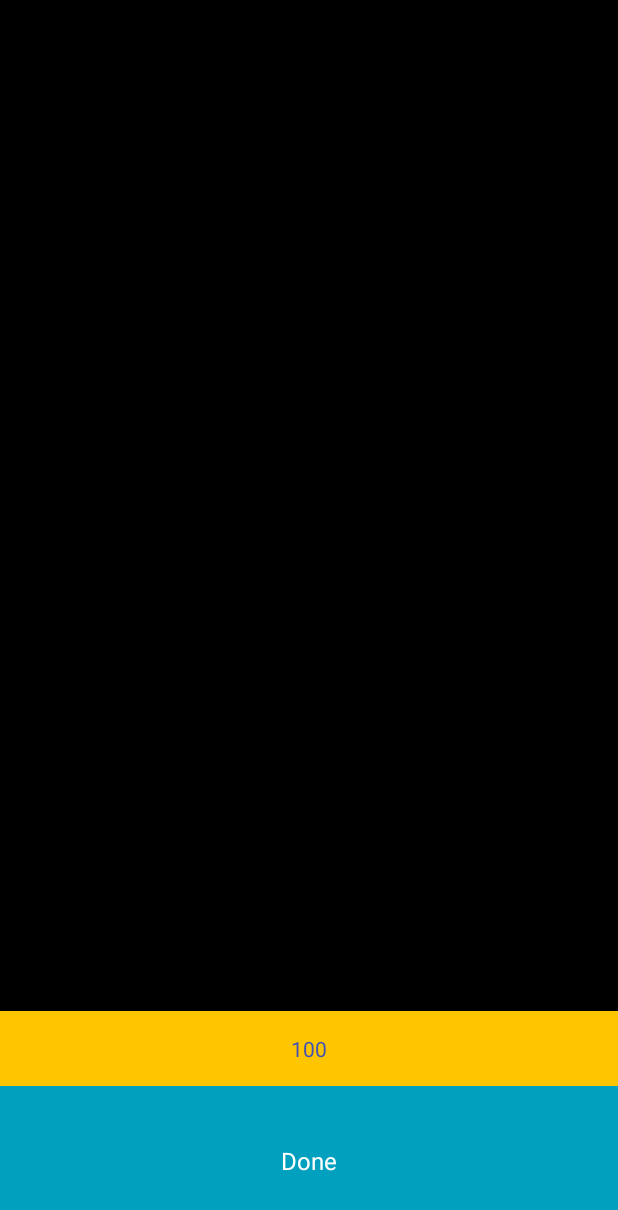
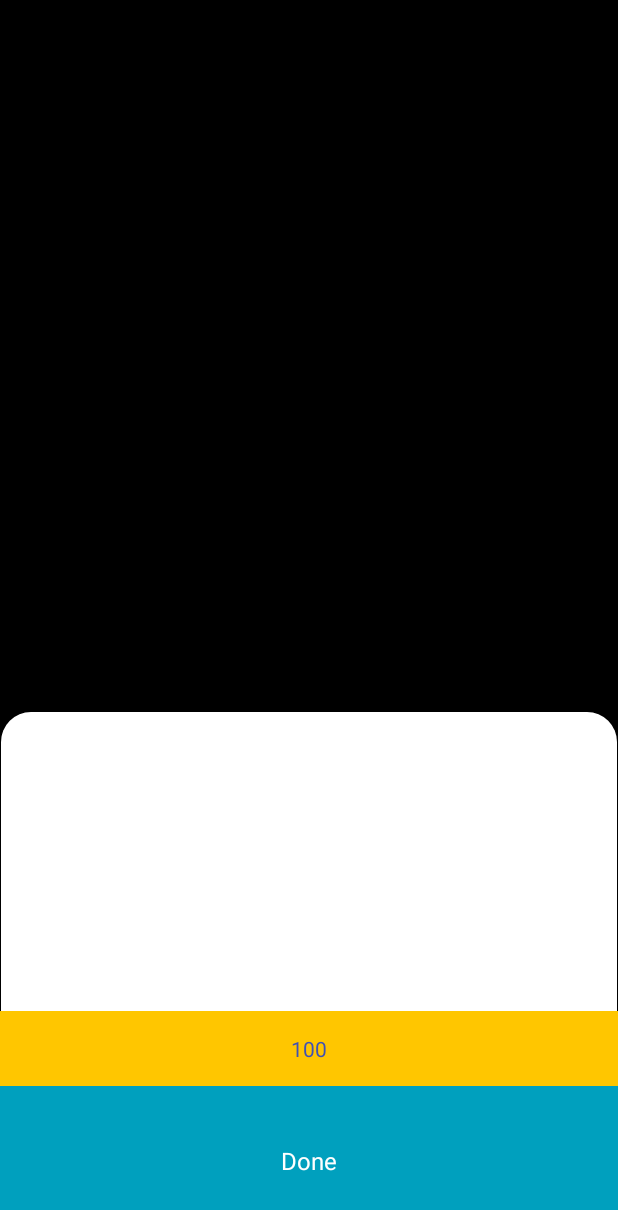
Before and after one commit to Denis10/bottom_sheet, an Android app: the BottomActivity screen opened directly, with no data from a screen before it, on a phone screen of 412 x 824 dp. Shown: the top 1210 px of the screen. Run offline under Robolectric (Android 15) with nearby library versions, the phone set to English and light mode, and no system bars.

Commit message:
Add bottom dialog

```diff
--- a/app/src/main/AndroidManifest.xml
+++ b/app/src/main/AndroidManifest.xml
@@ -29,10 +29,6 @@
             android:label="@string/title_activity_bottom"
             android:excludeFromRecents="true"
             android:theme="@style/Theme.Transparent" />
-
-        <service
-            android:name=".MyIntentService"
-            android:exported="false"/>
     </application>
 
 </manifest>
--- a/app/src/main/java/com/example/denisvodolazskiy/testbottomscreen/BottomActivity.java
+++ /dev/null
@@ -1,34 +0,0 @@
-package com.example.denisvodolazskiy.testbottomscreen;
-
-import android.os.Bundle;
-import android.view.MotionEvent;
-import android.view.View;
-import android.view.ViewGroup;
-
-import androidx.appcompat.app.AppCompatActivity;
-
-public class BottomActivity extends AppCompatActivity {
-
-    @Override
-    protected void onCreate(Bundle savedInstanceState) {
-        super.onCreate(savedInstanceState);
-        setContentView(R.layout.content_bottom);
-
-        findViewById(R.id.btnDone).setOnClickListener(new View.OnClickListener() {
-            @Override
-            public void onClick(View v) {
-                BottomActivity.this.finish();
-            }
-        });
-
-        findViewById(R.id.rlBackGround).setOnTouchListener(new View.OnTouchListener() {
-            @Override
-            public boolean onTouch(View v, MotionEvent event) {
-                BottomActivity.this.finish();
-                return false;
-            }
-        });
-
-        getWindow().setLayout(ViewGroup.LayoutParams.MATCH_PARENT, ViewGroup.LayoutParams.WRAP_CONTENT);
-    }
-}
--- /dev/null
+++ b/app/src/main/java/com/example/denisvodolazskiy/testbottomscreen/BottomActivity.kt
@@ -0,0 +1,32 @@
+package com.example.denisvodolazskiy.testbottomscreen
+
+import android.os.Bundle
+import android.view.Gravity
+import android.view.View
+import android.view.ViewGroup
+import androidx.appcompat.app.AppCompatActivity
+
+class BottomActivity : AppCompatActivity() {
+    override fun onCreate(savedInstanceState: Bundle?) {
+        super.onCreate(savedInstanceState)
+        overridePendingTransition(R.anim.bottom_dialog_anim_in, R.anim.bottom_dialog_anim_out)
+
+        setContentView(R.layout.content_bottom)
+        //optional
+        setFinishOnTouchOutside(true)
+
+        findViewById<View>(R.id.btnDone).setOnClickListener { finish() }
+
+        window.setLayout(ViewGroup.LayoutParams.MATCH_PARENT, ViewGroup.LayoutParams.WRAP_CONTENT)
+        val lp = window.attributes
+        lp.gravity = Gravity.BOTTOM
+        window.attributes = lp
+    }
+
+    override fun onPause() {
+        super.onPause()
+        if (isFinishing) {
+            overridePendingTransition(R.anim.bottom_dialog_anim_in, R.anim.bottom_dialog_anim_out)
+        }
+    }
+}
--- a/app/src/main/res/anim/anim_slide_in_bottom.xml
+++ b/app/src/main/res/anim/anim_slide_in_bottom.xml
@@ -3,12 +3,12 @@
     android:layout_width="wrap_content"
     android:layout_height="wrap_content">
     <translate
-        android:duration="1000"
+        android:duration="500"
         android:fromYDelta="100%"
         android:toYDelta="0%">
 
         <alpha
-            android:duration="1000"
+            android:duration="500"
             android:fromAlpha="0.0"
             android:toAlpha="1.0"/>
     </translate>
--- a/app/src/main/res/anim/anim_slide_out_bottom.xml
+++ b/app/src/main/res/anim/anim_slide_out_bottom.xml
@@ -3,11 +3,11 @@
     android:layout_width="wrap_content"
     android:layout_height="wrap_content">
     <translate
-        android:duration="1000"
+        android:duration="500"
         android:fromYDelta="0%"
         android:toYDelta="20%"/>
     <alpha
-        android:duration="1000"
+        android:duration="500"
         android:fromAlpha="1.0"
         android:toAlpha="0.0"/>
 
--- /dev/null
+++ b/app/src/main/res/anim/bottom_dialog_anim_in.xml
@@ -0,0 +1,14 @@
+<?xml version="1.0" encoding="utf-8"?>
+<set xmlns:android="http://schemas.android.com/apk/res/android">
+
+    <alpha
+        android:duration="200"
+        android:fromAlpha="0"
+        android:toAlpha="1"
+        />
+    <translate
+        android:fromYDelta="150%"
+        android:toYDelta="0"
+        android:duration="200"
+        />
+</set>
--- /dev/null
+++ b/app/src/main/res/anim/bottom_dialog_anim_out.xml
@@ -0,0 +1,13 @@
+<?xml version="1.0" encoding="utf-8"?>
+<set xmlns:android="http://schemas.android.com/apk/res/android">
+
+    <alpha
+        android:duration="200"
+        android:fromAlpha="1"
+        android:toAlpha="0" />
+
+    <translate
+        android:duration="200"
+        android:fromYDelta="0"
+        android:toYDelta="150%" />
+</set>
--- /dev/null
+++ b/app/src/main/res/drawable/top_rounded_dialog.xml
@@ -0,0 +1,9 @@
+<shape xmlns:android="http://schemas.android.com/apk/res/android">
+    <solid android:color="@android:color/white" />
+    <corners
+        android:topLeftRadius="20dp"
+        android:topRightRadius="20dp" />
+    <stroke
+        android:width="1dp"
+        android:color="@android:color/transparent" />
+</shape>
--- a/app/src/main/res/layout/content_bottom.xml
+++ b/app/src/main/res/layout/content_bottom.xml
@@ -1,14 +1,18 @@
 <?xml version="1.0" encoding="utf-8"?>
-<RelativeLayout xmlns:android="http://schemas.android.com/apk/res/android"
+<LinearLayout xmlns:android="http://schemas.android.com/apk/res/android"
     android:id="@+id/rlBackGround"
+    android:orientation="vertical"
     android:layout_width="match_parent"
-    android:layout_height="match_parent">
+    android:layout_height="wrap_content">
+
+    <Space
+        android:layout_width="match_parent"
+        android:layout_height="200dp"/>
 
     <TextView
         android:id="@+id/txtSome"
         android:layout_width="match_parent"
         android:layout_height="50dp"
-        android:layout_above="@+id/btnDone"
         android:background="@color/primary"
         android:gravity="center"
         android:text="100"
@@ -18,9 +22,8 @@
         android:id="@+id/btnDone"
         android:layout_width="match_parent"
         android:layout_height="100dp"
-        android:layout_alignParentBottom="true"
         android:background="@color/accent"
         android:gravity="center"
         android:text="Done" />
 
-</RelativeLayout>
+</LinearLayout>
--- a/app/src/main/res/values/styles.xml
+++ b/app/src/main/res/values/styles.xml
@@ -18,10 +18,9 @@
     <style name="AppTheme.PopupOverlay" parent="ThemeOverlay.AppCompat.Light" />
 
     <style name="Theme.Transparent" parent="@android:style/Theme.Dialog">
-        <item name="android:windowBackground">@android:color/transparent</item>
+        <item name="android:windowBackground">@drawable/top_rounded_dialog</item>
         <item name="android:colorBackgroundCacheHint">@null</item>
         <item name="android:windowIsTranslucent">true</item>
-        <item name="android:windowAnimationStyle">@android:style/Animation</item>
         <item name="android:windowNoTitle">true</item>
         <item name="android:windowContentOverlay">@null</item>
         <item name="android:windowFullscreen">false</item>
@@ -33,9 +32,19 @@
         <item name="colorAccent">@color/accent</item>
         <item name="colorControlActivated">@color/primary</item>
         <item name="colorControlHighlight">@color/control_highlight</item>
+    </style>
 
-        <item name="android:windowEnterAnimation">@anim/anim_slide_in_bottom</item>
-        <item name="android:windowExitAnimation">@anim/anim_slide_out_bottom</item>
+    <style name="BottomDialog" parent="@android:style/Theme.NoTitleBar.Fullscreen">
+        <item name="android:windowCloseOnTouchOutside">true</item>
+        <item name="android:windowNoTitle">true</item>
+        <item name="android:windowIsFloating">true</item>
+        <item name="android:windowBackground">@drawable/top_rounded_dialog</item>
+        <item name="android:windowAnimationStyle">@style/BottomDialogAnimation</item>
+    </style>
+
+    <style name="BottomDialogAnimation">
+        <item name="android:windowEnterAnimation">@anim/bottom_dialog_anim_in</item>
+        <item name="android:windowExitAnimation">@anim/bottom_dialog_anim_out</item>
     </style>
 
 </resources>
--- a/build.gradle
+++ b/build.gradle
@@ -1,6 +1,7 @@
 // Top-level build file where you can add configuration options common to all sub-projects/modules.
 
 buildscript {
+    ext.kotlin_version = '1.3.61'
     repositories {
         jcenter()
         maven {
@@ -10,6 +11,7 @@ buildscript {
     }
     dependencies {
         classpath 'com.android.tools.build:gradle:3.5.3'
+        classpath "org.jetbrains.kotlin:kotlin-gradle-plugin:$kotlin_version"
 
         // NOTE: Do not place your application dependencies here; they belong
         // in the individual module build.gradle files
```
Also changed, not shown: app/build.gradle (+8 -1 lines), app/src/main/java/com/example/denisvodolazskiy/testbottomscreen/BottomDialog.kt (added, +52 -0 lines), app/src/main/java/com/example/denisvodolazskiy/testbottomscreen/MainActivity.java (+8 -2 lines), app/src/main/java/com/example/denisvodolazskiy/testbottomscreen/MyIntentService.java (deleted, +0 -24 lines), app/src/main/res/layout/activity_main.xml (+9 -1 lines).
